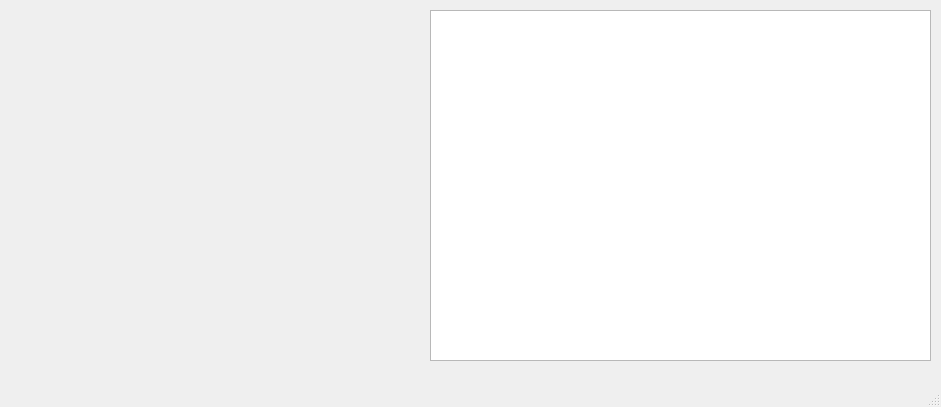
Qt form resources/psth.ui (coxlab/mworks_realtime_tools) before a commit.
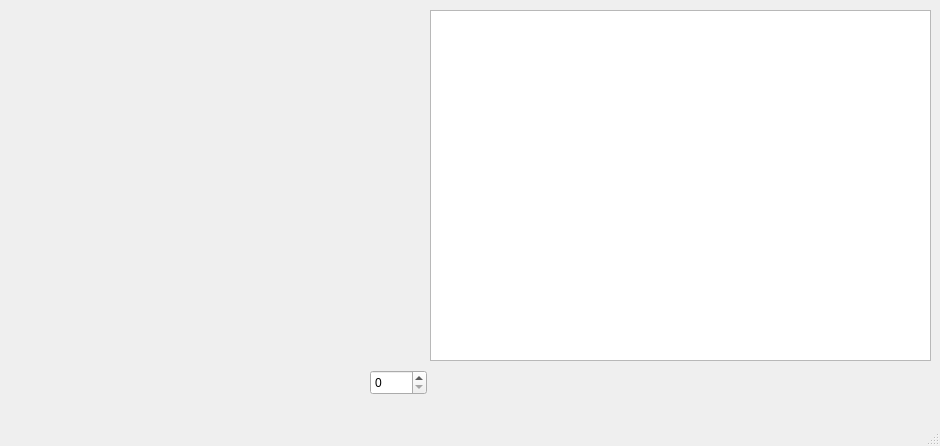
The same form after that commit.

Commit message: adding channel control to qt online

Diff of the .ui file:
```diff
--- a/resources/psth.ui
+++ b/resources/psth.ui
@@ -6,8 +6,8 @@
    <rect>
     <x>0</x>
     <y>0</y>
-    <width>941</width>
-    <height>407</height>
+    <width>940</width>
+    <height>446</height>
    </rect>
   </property>
   <property name="windowTitle">
@@ -35,6 +35,19 @@
      </rect>
     </property>
    </widget>
+   <widget class="QSpinBox" name="channelSpin">
+    <property name="geometry">
+     <rect>
+      <x>370</x>
+      <y>370</y>
+      <width>57</width>
+      <height>25</height>
+     </rect>
+    </property>
+    <property name="maximum">
+     <number>31</number>
+    </property>
+   </widget>
   </widget>
   <widget class="QMenuBar" name="menubar">
    <property name="geometry">
```
Left out of the diff: 2 changed lines with no effect on the pictures. The commit also changes 1 other file.
